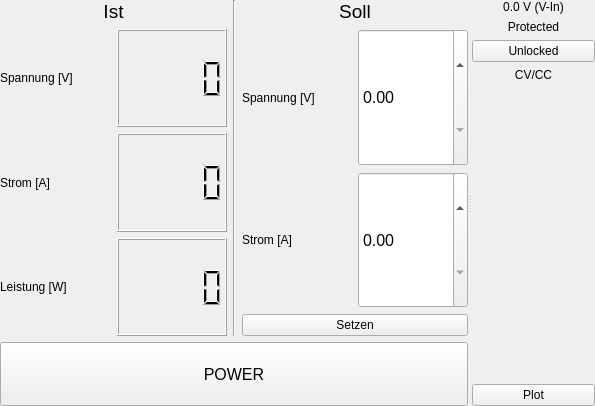
The window that dpsGUI.ui (Haschtl/PyDPS) describes before a commit, drawn with Qt 5.
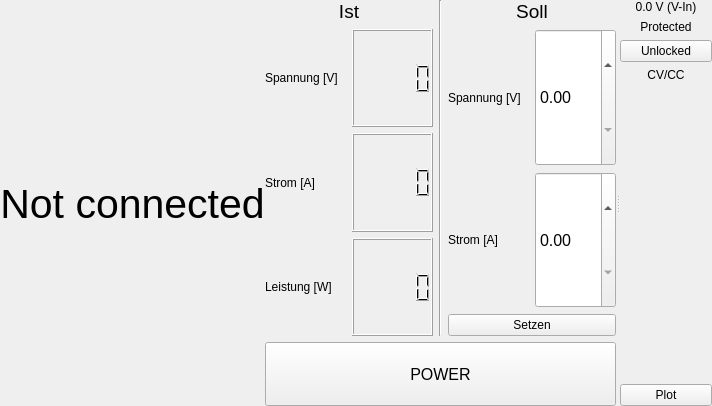
The same window after the commit. Icons and pictures are not drawn.

Diff of the .ui file:
```diff
--- a/dpsGUI.ui
+++ b/dpsGUI.ui
@@ -6,7 +6,7 @@
    <rect>
     <x>0</x>
     <y>0</y>
-    <width>595</width>
+    <width>712</width>
     <height>406</height>
    </rect>
   </property>
@@ -1346,6 +1346,21 @@
     <property name="bottomMargin">
      <number>0</number>
     </property>
+    <item>
+     <widget class="QLabel" name="label_8">
+      <property name="font">
+       <font>
+        <pointsize>31</pointsize>
+       </font>
+      </property>
+      <property name="text">
+       <string>Not connected</string>
+      </property>
+      <property name="alignment">
+       <set>Qt::AlignCenter</set>
+      </property>
+     </widget>
+    </item>
     <item>
      <widget class="QSplitter" name="splitter">
       <property name="orientation">
@@ -1595,6 +1610,9 @@
           <property name="text">
            <string>Plot</string>
           </property>
+          <property name="default">
+           <bool>false</bool>
+          </property>
          </widget>
         </item>
        </layout>
```
Left out of the diff: 6 changed lines with no effect on the pictures.
